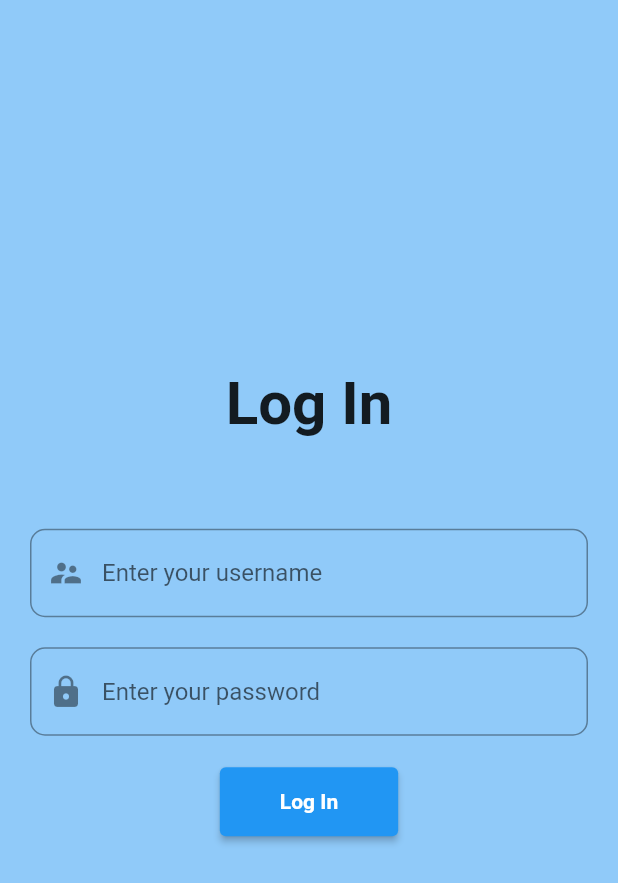
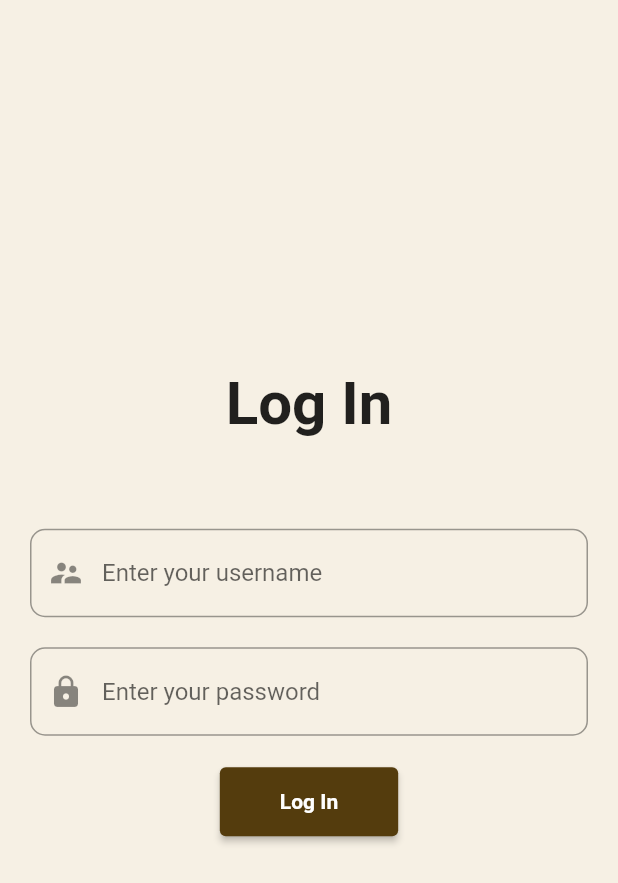
Before and after one commit to aryapangestu/Project_WTB-Travel, a Flutter app: the screen it shows after launch, on a phone screen of 412 x 824 dp. Shown: the top 883 px of the screen. Run offline on Flutter 3.47's test engine with Material 2 defaults, Android fonts, the light colour scheme and no system bars; our stand-ins replace flutter_rating_bar, nb_utils; missing offline and left inert: flutter_mapbox_navigation.

Commit message:
colorlogin

```diff
--- a/EndUser_WTB-Travel/wtb_travel/lib/views/login_screen.dart
+++ b/EndUser_WTB-Travel/wtb_travel/lib/views/login_screen.dart
@@ -14,7 +14,7 @@ class _LoginPageState extends State<LoginPage> {
 
   Widget build(BuildContext context) {
     return Scaffold(
-      backgroundColor: Theme.of(context).colorScheme.background,
+      backgroundColor: const Color(0xfff6f0e4),
       body: Container(
         padding: const EdgeInsets.all(20),
         child: Column(
@@ -46,9 +46,14 @@ class _LoginPageState extends State<LoginPage> {
                     decoration: InputDecoration(
                       hintText: 'Enter your username',
                       prefixIcon: const Icon(Icons.supervisor_account),
+                      focusedBorder: new OutlineInputBorder(
+                        borderRadius: new BorderRadius.circular(10),
+                        borderSide: BorderSide(color: Color(0xff464544)),
+                      ),
                       border: OutlineInputBorder(
-                        borderRadius: BorderRadius.circular(10),
-                      ),
+                          borderRadius: BorderRadius.circular(10),
+                          borderSide:
+                              const BorderSide(color: Color(0xff543c0d))),
                     ),
                   ),
                   const SizedBox(
@@ -65,6 +70,10 @@ class _LoginPageState extends State<LoginPage> {
                     obscureText: true,
                     decoration: InputDecoration(
                       prefixIcon: const Icon(Icons.lock),
+                      focusedBorder: new OutlineInputBorder(
+                        borderRadius: new BorderRadius.circular(10),
+                        borderSide: BorderSide(color: Color(0xff543c0d)),
+                      ),
                       hintText: 'Enter your password',
                       border: OutlineInputBorder(
                         borderRadius: BorderRadius.circular(10),
@@ -85,8 +94,8 @@ class _LoginPageState extends State<LoginPage> {
                       );
                     },
                     style: ElevatedButton.styleFrom(
-                      padding: const EdgeInsets.fromLTRB(40, 15, 40, 15),
-                    ),
+                        padding: const EdgeInsets.fromLTRB(40, 15, 40, 15),
+                        primary: const Color(0xff543c0d)),
                     child: const Text(
                       'Log In',
                       style: TextStyle(
```
Also changed, not shown: EndUser_WTB-Travel/wtb_travel/lib/views/profile_screen.dart (+9 -1 lines).
